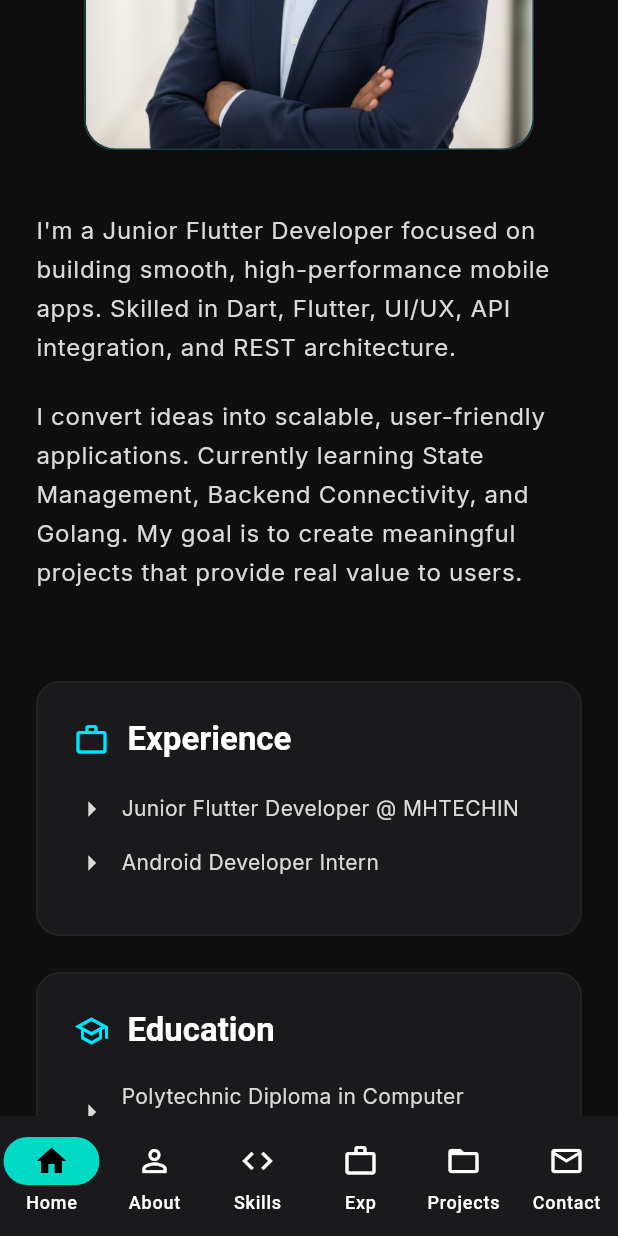
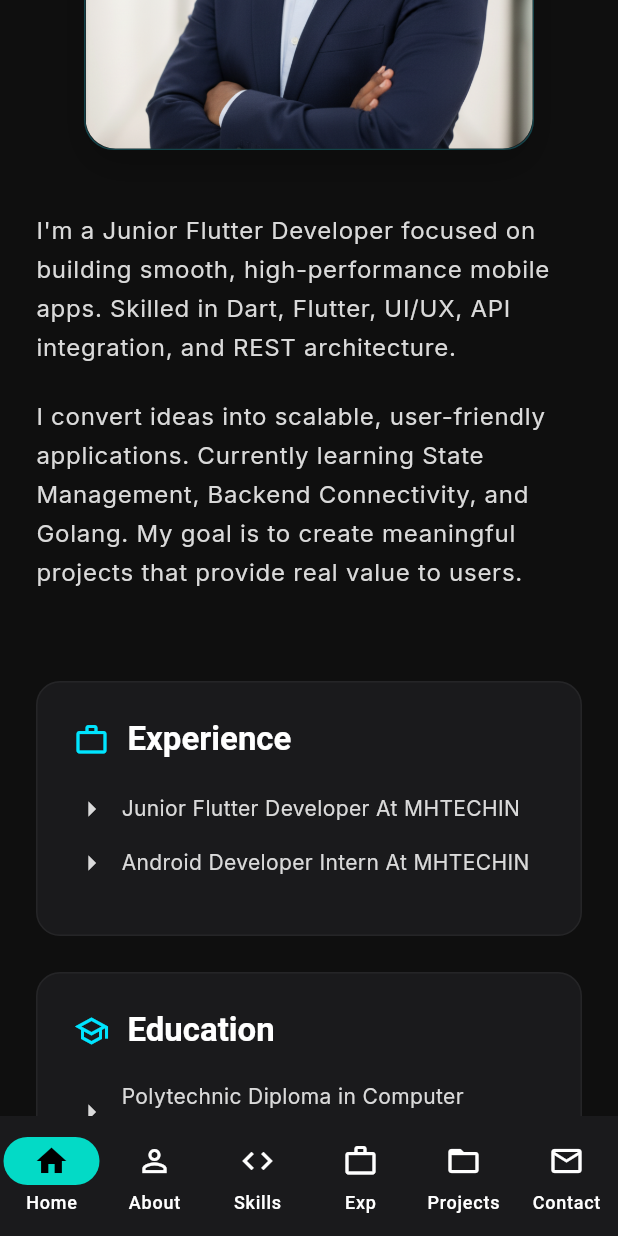
Before and after one commit to kunalkakasahebudhar/portfolio, a Flutter app: the screen it shows after launch, scrolled down 1152 dp, on a phone screen of 412 x 824 dp. Run offline on Flutter 3.47's test engine with Material 3 defaults, Android fonts, the phone set to English and light mode, and no system bars; drawn by our look-alikes of flutter_animate; our stand-ins replace flutter_riverpod, font_awesome_flutter, go_router, google_fonts.

Commit message:
update the some discription

```diff
--- a/lib/features/about/presentation/about_screen.dart
+++ b/lib/features/about/presentation/about_screen.dart
@@ -101,8 +101,8 @@ class AboutScreen extends StatelessWidget {
           title: 'Experience',
           icon: Icons.work_outline,
           items: const [
-            'Junior Flutter Developer @ MHTECHIN',
-            'Android Developer Intern',
+            'Junior Flutter Developer At MHTECHIN',
+            'Android Developer Intern At MHTECHIN',
           ],
           width: isDesktop ? 400 : double.infinity,
         ),
--- a/lib/shared/widgets/main_layout.dart
+++ b/lib/shared/widgets/main_layout.dart
@@ -77,7 +77,10 @@ class _MainLayoutState extends State<MainLayout> {
               controller: _scrollController,
               child: Column(
                 children: [
-                  HomeScreen(key: _homeKey),
+                  HomeScreen(
+                    key: _homeKey,
+                    onViewProjects: () => _scrollToSection(_projectsKey),
+                  ),
                   AboutScreen(key: _aboutKey),
                   SkillsScreen(key: _skillsKey),
                   ExperienceScreen(key: _experienceKey),
--- a/pubspec.yaml
+++ b/pubspec.yaml
@@ -66,6 +66,7 @@ flutter:
   # To add assets to your application, add an assets section, like this:
   assets:
     - assets/images/
+    - assets/resume/
 
   # An image asset can refer to one or more resolution-specific "variants", see
   # https://flutter.dev/to/resolution-aware-images
```
Also changed, not shown: lib/features/home/presentation/home_screen.dart (+5 -3 lines), 2 other files.
